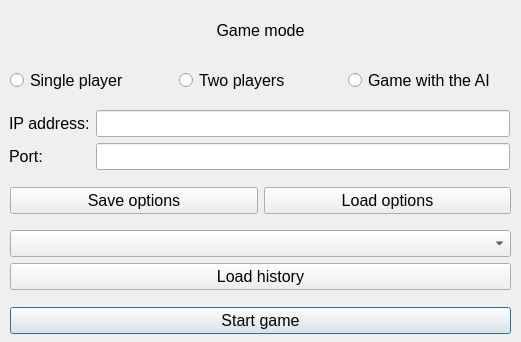
This is config.ui in SzymonK1306/Chess as Qt 5 draws it before an edit. The edited form follows.
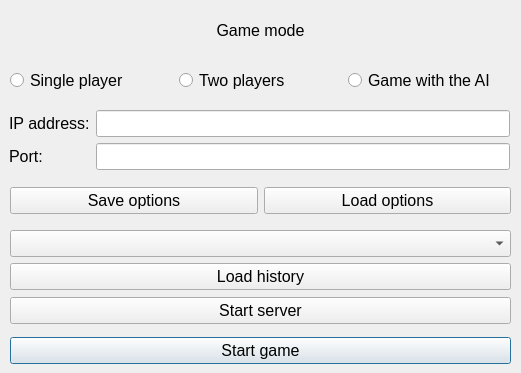
This is the edited form.

```diff
--- a/config.ui
+++ b/config.ui
@@ -7,7 +7,7 @@
     <x>0</x>
     <y>0</y>
     <width>521</width>
-    <height>342</height>
+    <height>373</height>
    </rect>
   </property>
   <property name="windowTitle">
@@ -92,7 +92,7 @@
    <property name="geometry">
     <rect>
      <x>10</x>
-     <y>300</y>
+     <y>330</y>
      <width>501</width>
      <height>41</height>
     </rect>
@@ -235,6 +235,30 @@
     </item>
    </layout>
   </widget>
+  <widget class="QWidget" name="horizontalLayoutWidget_5">
+   <property name="geometry">
+    <rect>
+     <x>10</x>
+     <y>290</y>
+     <width>501</width>
+     <height>41</height>
+    </rect>
+   </property>
+   <layout class="QHBoxLayout" name="horizontalLayout_5">
+    <item>
+     <widget class="QPushButton" name="start_server_button">
+      <property name="font">
+       <font>
+        <pointsize>12</pointsize>
+       </font>
+      </property>
+      <property name="text">
+       <string>Start server</string>
+      </property>
+     </widget>
+    </item>
+   </layout>
+  </widget>
  </widget>
  <resources/>
  <connections/>
```
